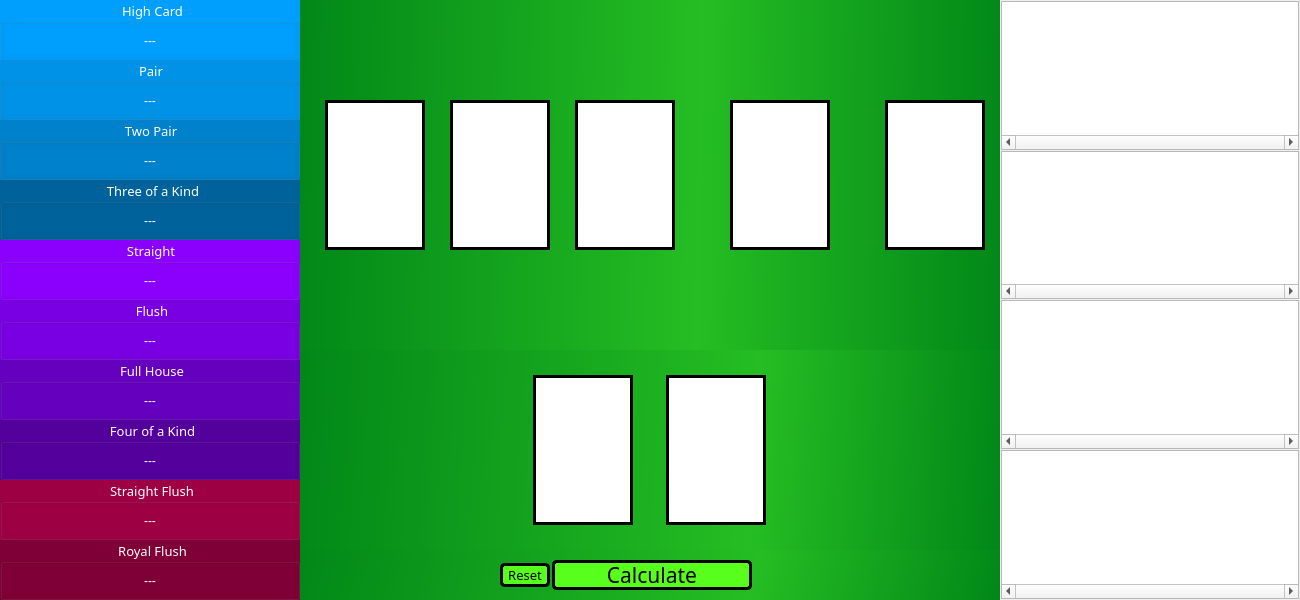
Before: the Qt Designer form assets/UI/mainwindow.ui in milonpabis/poker-brain, drawn with Qt 5.
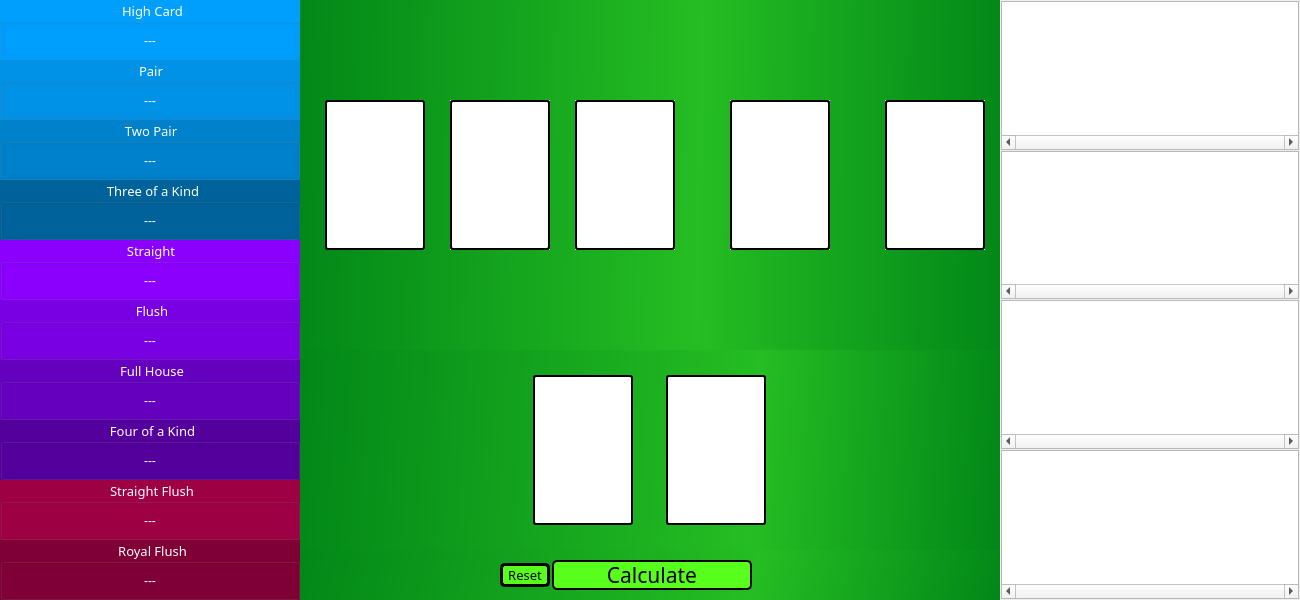
After: the same form once the commit is applied.

Patch:
```diff
--- a/assets/UI/mainwindow.ui
+++ b/assets/UI/mainwindow.ui
@@ -736,7 +736,8 @@
                   </property>
                   <property name="styleSheet">
                    <string notr="true">background-color: rgb(255, 255, 255);
-border: 3px solid black
+border: 2px solid black;
+border-radius: 3px;
 </string>
                   </property>
                   <property name="text">
@@ -790,7 +791,9 @@
                 <item>
                  <widget class="QLabel" name="lbBoard2">
                   <property name="styleSheet">
-                   <string notr="true">border: 3px solid black;</string>
+                   <string notr="true">background-color: rgb(255, 255, 255);
+border: 2px solid black;
+border-radius: 3px;</string>
                   </property>
                   <property name="text">
                    <string/>
@@ -843,7 +846,9 @@
                 <item>
                  <widget class="QLabel" name="lbBoard3">
                   <property name="styleSheet">
-                   <string notr="true">border: 3px solid black;</string>
+                   <string notr="true">background-color: rgb(255, 255, 255);
+border: 2px solid black;
+border-radius: 3px;</string>
                   </property>
                   <property name="text">
                    <string/>
@@ -940,7 +945,9 @@
                 <item>
                  <widget class="QLabel" name="lbBoard4">
                   <property name="styleSheet">
-                   <string notr="true">border: 3px solid black;</string>
+                   <string notr="true">background-color: rgb(255, 255, 255);
+border: 2px solid black;
+border-radius: 3px;</string>
                   </property>
                   <property name="text">
                    <string/>
@@ -993,7 +1000,9 @@
                 <item>
                  <widget class="QLabel" name="lbBoard5">
                   <property name="styleSheet">
-                   <string notr="true">border: 3px solid black;</string>
+                   <string notr="true">background-color: rgb(255, 255, 255);
+border: 2px solid black;
+border-radius: 3px;</string>
                   </property>
                   <property name="text">
                    <string/>
@@ -1053,7 +1062,8 @@
             </property>
             <property name="styleSheet">
              <string notr="true">background-color: rgb(255, 255, 255);
-border: 3px solid black;</string>
+border: 2px solid black;
+border-radius: 3px;</string>
             </property>
             <property name="text">
              <string/>
@@ -1076,7 +1086,8 @@
             </property>
             <property name="styleSheet">
              <string notr="true">background-color: rgb(255, 255, 255);
-border: 3px solid black;</string>
+border: 2px solid black;
+border-radius: 3px;</string>
             </property>
             <property name="text">
              <string/>
@@ -1192,7 +1203,7 @@
             </property>
             <property name="styleSheet">
              <string notr="true">QPushButton {
-border: 3px solid black;
+border: 2px solid black;
 background-color: rgb(89, 255, 28);
 border-radius: 5px;
 }
@@ -1204,7 +1215,7 @@
 }
 
 QPushButton:clicked {
-border: 2px solid black;
+border: 1px solid black;
 background-color: rgb(13, 173, 26);
 border-radius: 5px;
 }
```
Left out of the diff: 2 changed lines with no effect on the pictures.
